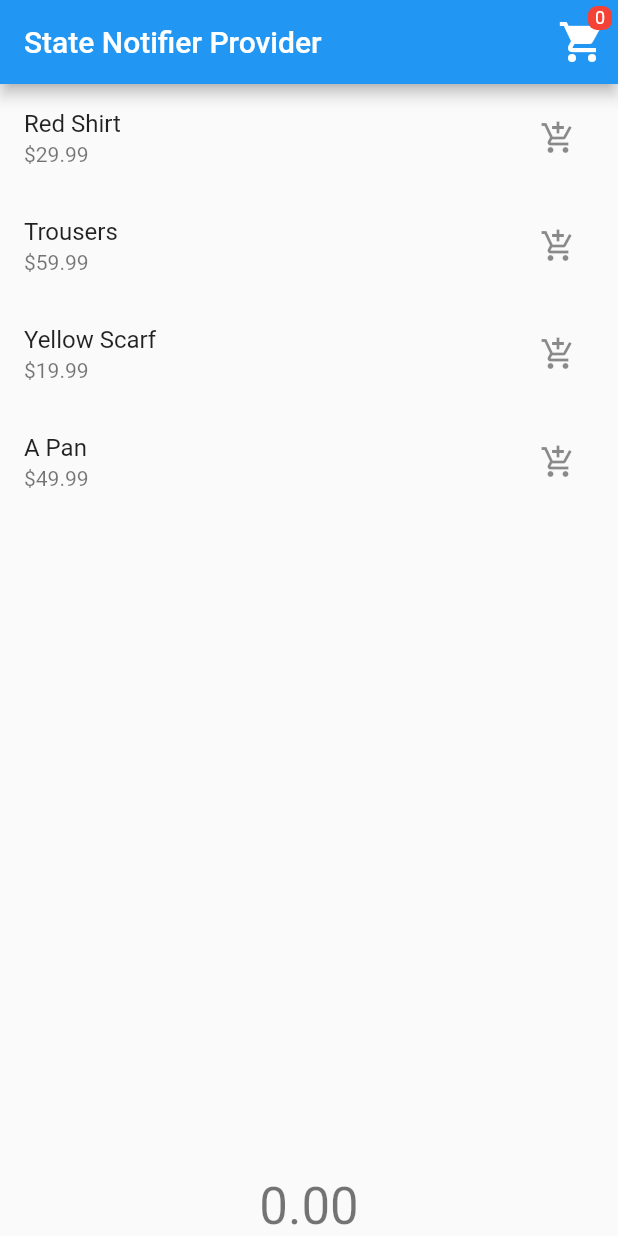
After one commit to 7ANV1R/relationship_with_riverpod, a Flutter app: the screen it shows after launch, on a phone screen of 412 x 824 dp. The commit adds this screen. Run offline on Flutter 3.47's test engine with Material 2 defaults, Android fonts, the phone set to English and light mode, and no system bars; our stand-ins replace flutter_riverpod.

Commit message:
added state notifier provider

```diff
--- a/lib/main.dart
+++ b/lib/main.dart
@@ -1,6 +1,7 @@
-import 'package:all_provider/future_provider.dart';
-import 'package:all_provider/provider.dart';
-import 'package:all_provider/state_provider.dart';
+import 'package:all_provider/screens/future_provider.dart';
+import 'package:all_provider/screens/provider.dart';
+import 'package:all_provider/screens/state_notifier_provider.dart';
+import 'package:all_provider/screens/stream_provider.dart';
 import 'package:flutter/material.dart';
 import 'package:flutter_riverpod/flutter_riverpod.dart';
 
@@ -14,11 +15,12 @@ class MyApp extends StatelessWidget {
   @override
   Widget build(BuildContext context) {
     return MaterialApp(
-      title: 'Flutter Demo',
+      debugShowCheckedModeBanner: false,
+      title: 'Flutter Riverpod',
       theme: ThemeData(
         primarySwatch: Colors.blue,
       ),
-      home: const FutureRivProvider(),
+      home: const StateRivNotifier(),
     );
   }
 }
--- /dev/null
+++ b/lib/model/prod_model.dart
@@ -0,0 +1,35 @@
+class Product {
+  final String id;
+  final String title;
+  final String description;
+  final double price;
+
+  Product({required this.id, required this.title, required this.description, required this.price});
+}
+
+final List<Product> productList = [
+  Product(
+    id: '1',
+    title: 'Red Shirt',
+    description: 'A red shirt - it is pretty red!',
+    price: 29.99,
+  ),
+  Product(
+    id: '2',
+    title: 'Trousers',
+    description: 'A nice pair of trousers.',
+    price: 59.99,
+  ),
+  Product(
+    id: '3',
+    title: 'Yellow Scarf',
+    description: 'Warm and cozy - exactly what you need for the winter.',
+    price: 19.99,
+  ),
+  Product(
+    id: '4',
+    title: 'A Pan',
+    description: 'Prepare any meal you want.',
+    price: 49.99,
+  ),
+];
--- a/lib/provider.dart
+++ b/lib/screens/provider.dart
@@ -12,7 +12,7 @@ class ProviderRiv extends StatelessWidget {
   Widget build(BuildContext context) {
     return Scaffold(
       appBar: AppBar(
-        title: Text('Provider'),
+        title: const Text('Provider'),
       ),
       body: Center(
         child: Consumer(builder: (context, ref, child) {
--- /dev/null
+++ b/lib/screens/state_notifier_provider.dart
@@ -0,0 +1,116 @@
+import 'package:all_provider/model/prod_model.dart';
+import 'package:all_provider/widget/cart_dialog.dart';
+import 'package:flutter/material.dart';
+import 'package:flutter_riverpod/flutter_riverpod.dart';
+
+final stateNotifierProviderProvider = StateNotifierProvider<CartState, List<Product>>((ref) {
+  return CartState();
+});
+
+class StateRivNotifier extends ConsumerWidget {
+  const StateRivNotifier({super.key});
+
+  @override
+  Widget build(BuildContext context, WidgetRef ref) {
+    final cartValue = ref.watch(stateNotifierProviderProvider);
+    return Scaffold(
+      appBar: AppBar(
+        title: const Text('State Notifier Provider'),
+        actions: [
+          GestureDetector(
+            onTap: () {
+              showDialog(
+                context: context,
+                builder: (context) {
+                  return const CartDialog();
+                },
+              );
+            },
+            child: Stack(
+              alignment: Alignment.center,
+              children: [
+                const Padding(
+                  padding: EdgeInsets.all(8.0),
+                  child: Icon(
+                    Icons.shopping_cart,
+                    size: 32,
+                  ),
+                ),
+                Positioned(
+                  top: 4,
+                  right: 4,
+                  child: Container(
+                    padding: const EdgeInsets.all(1),
+                    decoration: const BoxDecoration(
+                      color: Colors.red,
+                      borderRadius: BorderRadius.all(Radius.circular(6)),
+                    ),
+                    constraints: const BoxConstraints(
+                      minWidth: 16,
+                      minHeight: 16,
+                    ),
+                    child: Text(
+                      cartValue.length.toString(),
+                      style: const TextStyle(
+                        color: Colors.white,
+                        fontSize: 12,
+                      ),
+                      textAlign: TextAlign.center,
+                    ),
+                  ),
+                ),
+              ],
+            ),
+          ),
+        ],
+      ),
+      body: Column(
+        children: [
+          Expanded(
+            child: ListView.builder(
+              itemCount: productList.length,
+              itemBuilder: (context, index) {
+                final product = productList[index];
+                return ListTile(
+                  title: Text(product.title),
+                  subtitle: Text('\$${product.price}'),
+                  trailing: IconButton(
+                    icon: const Icon(Icons.add_shopping_cart),
+                    onPressed: () {
+                      ref.read(stateNotifierProviderProvider.notifier).addProduct(product);
+                    },
+                  ),
+                );
+              },
+            ),
+          ),
+          Text(
+            cartValue
+                .fold<double>(0, (previousValue, element) => previousValue + element.price)
+                .toStringAsFixed(2),
+            style: Theme.of(context).textTheme.headline4,
+          ),
+        ],
+      ),
+    );
+  }
+}
+
+class CartState extends StateNotifier<List<Product>> {
+  CartState() : super([]);
+
+  void addProduct(Product product) {
+    state = [...state, product];
+  }
+
+  void removeProduct(String id) {
+    state = [
+      for (final product in state)
+        if (product.id != id) product
+    ];
+  }
+
+  void clearCart() {
+    state = [];
+  }
+}
--- a/lib/state_provider.dart
+++ b/lib/screens/state_provider.dart
@@ -24,7 +24,7 @@ class StateProviderRiv extends ConsumerWidget {
               onPressed: () {
                 ref.read(stateProviderProvider.notifier).update((state) => state + 1);
               },
-              child: Text('Inc'),
+              child: const Text('Increment'),
             )
           ],
         ),
```
Also changed, not shown: lib/repo/stream_repo.dart (added, +11 -0 lines), lib/screens/stream_provider.dart (added, +33 -0 lines), lib/widget/cart_dialog.dart (added, +58 -0 lines), lib/screens/future_provider.dart (renamed from lib/future_provider.dart).
